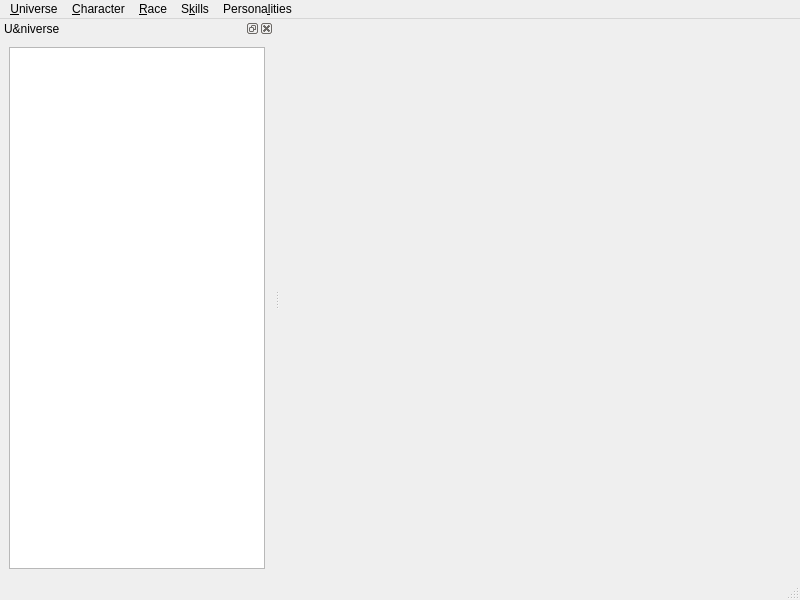
The window that ui/MainWindow.ui (jgardner1/JGRPGTools) describes before a commit, drawn with Qt 5.
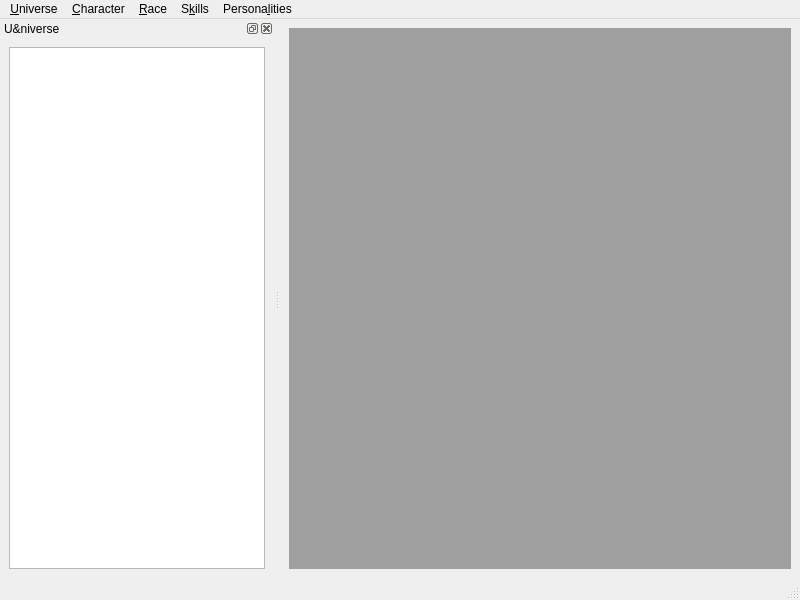
The same window after the commit. Icons and pictures are not drawn. Custom widgets are drawn as their Qt base class.

```diff
--- a/ui/MainWindow.ui
+++ b/ui/MainWindow.ui
@@ -17,7 +17,13 @@
    <iconset resource="../jgrpg.qrc">
     <normaloff>:/img/assets/icon.png</normaloff>:/img/assets/icon.png</iconset>
   </property>
-  <widget class="QWidget" name="centralwidget"/>
+  <widget class="QWidget" name="centralwidget">
+   <layout class="QVBoxLayout" name="verticalLayout_2">
+    <item>
+     <widget class="QMdiArea" name="mdiArea"/>
+    </item>
+   </layout>
+  </widget>
   <widget class="QMenuBar" name="menubar">
    <property name="geometry">
     <rect>
```
Left out of the diff: 2 changed lines with no effect on the pictures.
